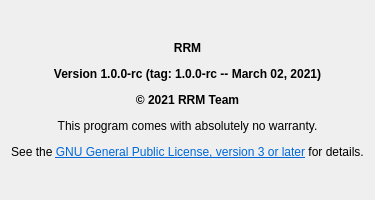
This is src/apps/mainwindow/about/about_widget.ui in jdms/rrm as Qt 5 draws it before an edit. The edited form follows.
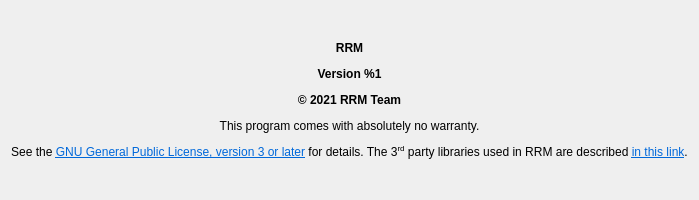
This is the edited form.

Commit message:
Update about window
This commit adds code to use cmake to automatically update version
number and git repository info in the about window at compilation time.
It also adds a link in the about window to the document describing
third-party libraries used by RRM.

What changed in the file:
```diff
--- a/src/apps/mainwindow/about/about_widget.ui
+++ b/src/apps/mainwindow/about/about_widget.ui
@@ -12,7 +12,7 @@
    <rect>
     <x>0</x>
     <y>0</y>
-    <width>300</width>
+    <width>418</width>
     <height>200</height>
    </rect>
   </property>
@@ -31,7 +31,7 @@
      <item>
       <widget class="QLabel" name="label_4">
        <property name="text">
-        <string>&lt;html&gt;&lt;head/&gt;&lt;body&gt;&lt;p align=&quot;center&quot;&gt;&lt;span style=&quot; font-family:'MS Shell Dlg 2'; font-weight:600;&quot;&gt;RRM&lt;/span&gt;&lt;/p&gt;&lt;p align=&quot;center&quot;&gt;&lt;span style=&quot; font-family:'MS Shell Dlg 2'; font-weight:600;&quot;&gt;Version 1.0.0-rc (tag: 1.0.0-rc -- March 02, 2021)&lt;/span&gt;&lt;/p&gt;&lt;p align=&quot;center&quot;&gt;&lt;span style=&quot; font-family:'MS Shell Dlg 2'; font-weight:600;&quot;&gt;© 2021 RRM Team&lt;/span&gt;&lt;/p&gt;&lt;p align=&quot;center&quot;&gt;&lt;span style=&quot; font-family:'MS Shell Dlg 2';&quot;&gt;This program comes with absolutely no warranty.&lt;/span&gt;&lt;/p&gt;&lt;p align=&quot;center&quot;&gt;&lt;span style=&quot; font-family:'MS Shell Dlg 2';&quot;&gt;See the &lt;/span&gt;&lt;a href=&quot;https://www.gnu.org/licenses/gpl.html&quot;&gt;&lt;span style=&quot; text-decoration: underline; color:#0068da;&quot;&gt;GNU General Public License, version 3 or later&lt;/span&gt;&lt;/a&gt;&lt;span style=&quot; font-family:'MS Shell Dlg 2';&quot;&gt; for details.&lt;/span&gt;&lt;/p&gt;&lt;/body&gt;&lt;/html&gt;</string>
+        <string>&lt;html&gt;&lt;head/&gt;&lt;body&gt;&lt;p align=&quot;center&quot;&gt;&lt;span style=&quot; font-family:'MS Shell Dlg 2'; font-weight:600;&quot;&gt;RRM&lt;/span&gt;&lt;/p&gt;&lt;p align=&quot;center&quot;&gt;&lt;span style=&quot; font-family:'MS Shell Dlg 2'; font-weight:600;&quot;&gt;Version %1&lt;/span&gt;&lt;/p&gt;&lt;p align=&quot;center&quot;&gt;&lt;span style=&quot; font-family:'MS Shell Dlg 2'; font-weight:600;&quot;&gt;© 2021 RRM Team&lt;/span&gt;&lt;/p&gt;&lt;p align=&quot;center&quot;&gt;&lt;span style=&quot; font-family:'MS Shell Dlg 2';&quot;&gt;This program comes with absolutely no warranty.&lt;/span&gt;&lt;/p&gt;&lt;p align=&quot;center&quot;&gt;&lt;span style=&quot; font-family:'MS Shell Dlg 2';&quot;&gt;See the &lt;/span&gt;&lt;a href=&quot;https://www.gnu.org/licenses/gpl.html&quot;&gt;&lt;span style=&quot; text-decoration: underline; color:#0068da;&quot;&gt;GNU General Public License, version 3 or later&lt;/span&gt;&lt;/a&gt;&lt;span style=&quot; font-family:'MS Shell Dlg 2';&quot;&gt; for details. The 3&lt;/span&gt;&lt;span style=&quot; font-family:'MS Shell Dlg 2'; vertical-align:super;&quot;&gt;rd&lt;/span&gt;&lt;span style=&quot; font-family:'MS Shell Dlg 2';&quot;&gt; party libraries used in RRM are described &lt;/span&gt;&lt;a href=&quot;https://bitbucket.org/rapidreservoirmodelling/rrm/src/main/rrm_3rd_party_libraries.md&quot;&gt;&lt;span style=&quot; text-decoration: underline; color:#0068da;&quot;&gt;in this link&lt;/span&gt;&lt;/a&gt;&lt;span style=&quot; font-family:'MS Shell Dlg 2';&quot;&gt;.&lt;/span&gt;&lt;/p&gt;&lt;/body&gt;&lt;/html&gt;</string>
        </property>
       </widget>
      </item>
```
Left out of the diff: 2 changed lines with no effect on the pictures. The commit also changes 5 other files.
